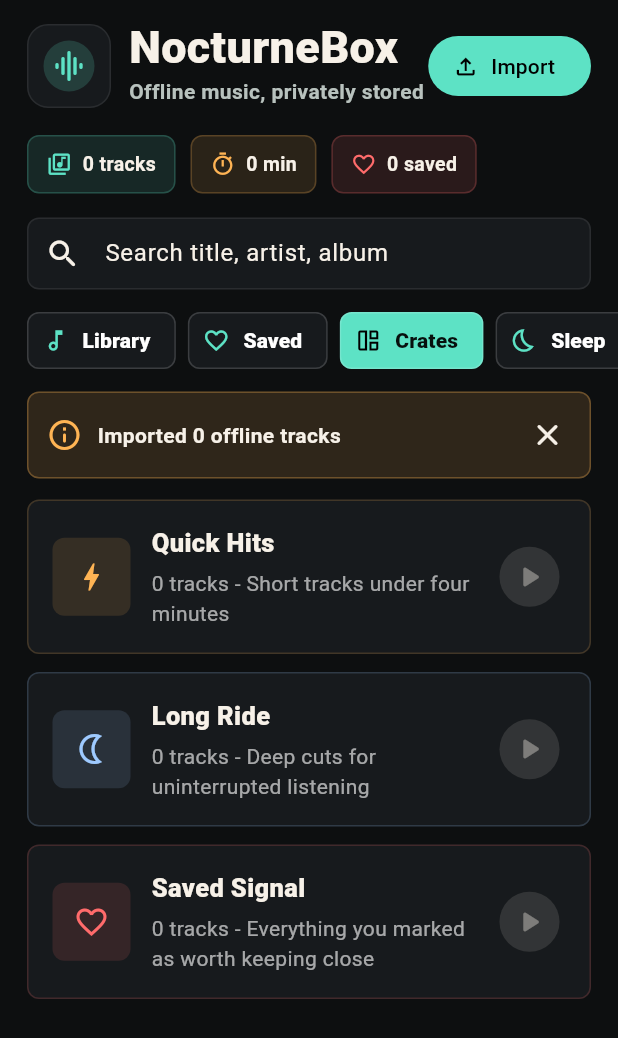
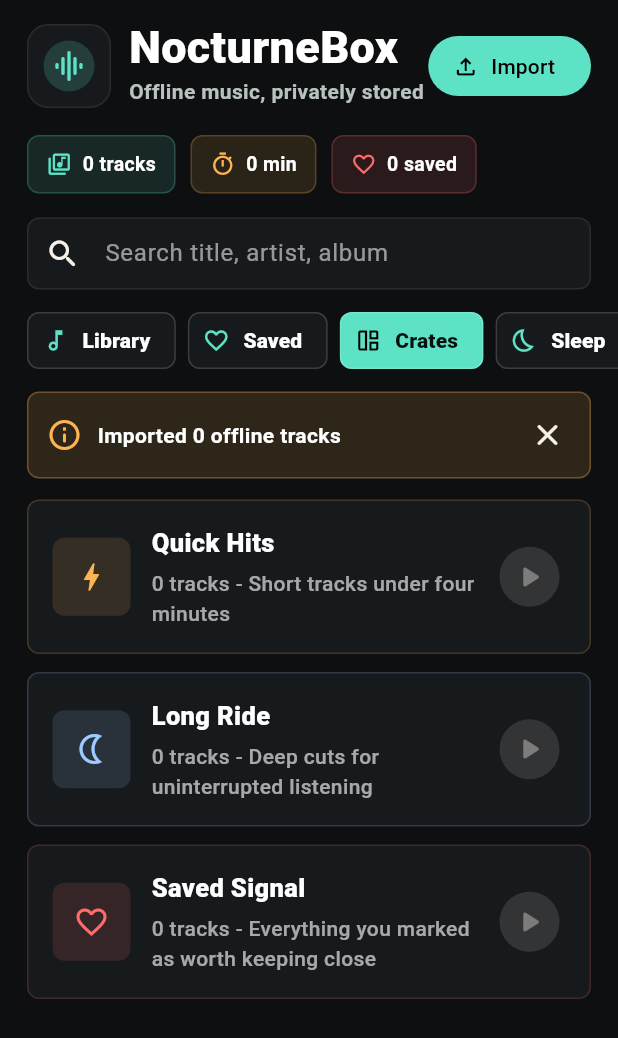
Before and after one commit to A1129434577/EchoVault, a Flutter app: the screen it shows after launch, after a tap on "Import", after a tap on "Crates", on a phone screen of 412 x 824 dp. Shown: the top 1038 px of the screen. Run offline on Flutter 3.47's test engine with Material 3 defaults, Android fonts, the phone set to English and light mode, and no system bars; our stand-ins replace file_picker, flutter_smart_dialog, get, just_audio, shared_preferences; missing offline and left inert: app_tracking_transparency; Roboto replaces fonts that are missing (SF Pro Display); statements that could not run were skipped.

Commit message:
引入getx

```diff
--- a/lib/main.dart
+++ b/lib/main.dart
@@ -7,8 +7,11 @@ import 'package:app_tracking_transparency/app_tracking_transparency.dart';
 import 'package:file_picker/file_picker.dart';
 import 'package:flutter/material.dart';
 import 'package:flutter/services.dart';
+import 'package:flutter_smart_dialog/flutter_smart_dialog.dart';
+import 'package:get/get.dart';
 import 'package:just_audio/just_audio.dart';
 import 'package:path_provider/path_provider.dart';
+// import 'package:player_base/observer/app_route_observer.dart';
 import 'package:shared_preferences/shared_preferences.dart';
 
 part 'src/app/echo_vault_app.dart';
--- a/lib/src/app/echo_vault_app.dart
+++ b/lib/src/app/echo_vault_app.dart
@@ -15,19 +15,68 @@ class EchoVaultApp extends StatelessWidget {
       onSurface: Color(0xFFF7F1E8),
     );
 
-    return MaterialApp(
+    return GetMaterialApp(
       title: 'NocturneBox',
       debugShowCheckedModeBanner: false,
       theme: ThemeData(
         useMaterial3: true,
         colorScheme: scheme,
-        scaffoldBackgroundColor: const Color(0xFF0D0F10),
+        scaffoldBackgroundColor: Colors.transparent,
         fontFamily: 'SF Pro Display',
+        splashColor: Colors.transparent, // 禁用水波纹效果
+        appBarTheme: AppBarTheme(
+          surfaceTintColor: Colors.transparent,
+          backgroundColor: Colors.transparent,
+          systemOverlayStyle: SystemUiOverlayStyle.dark,
+          titleTextStyle: TextStyle(
+            fontSize: 18,
+            color: Colors.black,
+            fontWeight: FontWeight.w500,
+          ),
+        ),
+        textTheme: TextTheme(
+          bodyMedium: TextStyle(
+            fontSize: 14,
+            color: Colors.black,
+            fontWeight: FontWeight.w500,
+          ),
+        ),
         sliderTheme: SliderThemeData(
           trackHeight: 3,
           thumbShape: const RoundSliderThumbShape(enabledThumbRadius: 6),
           overlayShape: SliderComponentShape.noOverlay,
         ),
+        bottomNavigationBarTheme: BottomNavigationBarThemeData(
+          backgroundColor: Colors.white,
+          unselectedItemColor: Color(0xff888888),
+          selectedItemColor: Colors.blueAccent,
+          unselectedLabelStyle: TextStyle(
+            fontSize: 10,
+            fontWeight: FontWeight.w400,
+          ),
+          selectedLabelStyle: TextStyle(
+            fontSize: 10,
+            fontWeight: FontWeight.w500,
+          ),
+        ),
+      ),
+      navigatorObservers: [FlutterSmartDialog.observer],
+      builder: FlutterSmartDialog.init(
+        builder: (context, child){
+          return Scaffold(
+            body: GestureDetector(
+              onTap: () {
+                // 点击空白处收起键盘
+                FocusScopeNode currentFocus = FocusScope.of(context);
+                if (!currentFocus.hasPrimaryFocus &&
+                    currentFocus.focusedChild != null) {
+                  FocusManager.instance.primaryFocus!.unfocus();
+                }
+              },
+              child: child,
+            ),
+          );
+        },
       ),
       home: EchoVaultHome(service: service),
     );
--- a/lib/src/features/home/echo_vault_home.dart
+++ b/lib/src/features/home/echo_vault_home.dart
@@ -269,6 +269,7 @@ class _EchoVaultHomeState extends State<EchoVaultHome> {
   @override
   Widget build(BuildContext context) {
     return Scaffold(
+      backgroundColor: const Color(0xFF0D0F10),
       body: SafeArea(
         child: Column(
           children: [
@@ -381,6 +382,7 @@ class _EchoVaultHomeState extends State<EchoVaultHome> {
                     overflow: TextOverflow.ellipsis,
                     textAlign: TextAlign.center,
                     style: const TextStyle(
+                      color: Colors.white,
                       fontSize: 28,
                       fontWeight: FontWeight.w800,
                     ),
--- a/lib/src/widgets/echo_vault_widgets.dart
+++ b/lib/src/widgets/echo_vault_widgets.dart
@@ -33,6 +33,7 @@ class _Header extends StatelessWidget {
                     Text(
                       'NocturneBox',
                       style: TextStyle(
+                        color: Colors.white,
                         fontSize: 30,
                         height: 1,
                         fontWeight: FontWeight.w900,
@@ -147,7 +148,11 @@ class _MetricPill extends StatelessWidget {
           const SizedBox(width: 7),
           Text(
             label,
-            style: const TextStyle(fontWeight: FontWeight.w700, fontSize: 13),
+            style: const TextStyle(
+              color: Colors.white,
+              fontWeight: FontWeight.w700,
+              fontSize: 13,
+            ),
           ),
         ],
       ),
@@ -164,8 +169,10 @@ class _SearchField extends StatelessWidget {
   Widget build(BuildContext context) {
     return TextField(
       controller: controller,
+      style: const TextStyle(color: Colors.white),
       decoration: InputDecoration(
         hintText: 'Search title, artist, album',
+        hintStyle: TextStyle(color: Colors.white.withValues(alpha: 0.55)),
         prefixIcon: const Icon(Icons.search_rounded),
         filled: true,
         fillColor: const Color(0xFF171A1D),
@@ -252,7 +259,10 @@ class _NoticeBanner extends StatelessWidget {
           Expanded(
             child: Text(
               text,
-              style: const TextStyle(fontWeight: FontWeight.w700),
+              style: const TextStyle(
+                color: Colors.white,
+                fontWeight: FontWeight.w700,
+              ),
             ),
           ),
           IconButton(
@@ -355,7 +365,11 @@ class _EmptyState extends StatelessWidget {
             Text(
               title,
               textAlign: TextAlign.center,
-              style: const TextStyle(fontSize: 24, fontWeight: FontWeight.w900),
+              style: const TextStyle(
+                color: Colors.white,
+                fontSize: 24,
+                fontWeight: FontWeight.w900,
+              ),
             ),
             const SizedBox(height: 8),
             Text(
@@ -436,6 +450,7 @@ class _TrackTile extends StatelessWidget {
                         maxLines: 1,
                         overflow: TextOverflow.ellipsis,
                         style: const TextStyle(
+                          color: Colors.white,
                           fontSize: 16,
                           fontWeight: FontWeight.w800,
                         ),
@@ -627,6 +642,7 @@ class _CrateTile extends StatelessWidget {
                 Text(
                   crate.title,
                   style: const TextStyle(
+                    color: Colors.white,
                     fontSize: 17,
                     fontWeight: FontWeight.w900,
                   ),
@@ -688,7 +704,11 @@ class _SleepView extends StatelessWidget {
                 const SizedBox(height: 18),
                 const Text(
                   'Sleep timer',
-                  style: TextStyle(fontSize: 26, fontWeight: FontWeight.w900),
+                  style: TextStyle(
+                    color: Colors.white,
+                    fontSize: 26,
+                    fontWeight: FontWeight.w900,
+                  ),
                 ),
                 const SizedBox(height: 8),
                 Text(
@@ -703,6 +723,7 @@ class _SleepView extends StatelessWidget {
                     Text(
                       '$minutes min',
                       style: const TextStyle(
+                        color: Colors.white,
                         fontSize: 28,
                         fontWeight: FontWeight.w900,
                       ),
@@ -793,7 +814,10 @@ class _NowPlayingBar extends StatelessWidget {
                             track!.title,
                             maxLines: 1,
                             overflow: TextOverflow.ellipsis,
-                            style: const TextStyle(fontWeight: FontWeight.w900),
+                            style: const TextStyle(
+                              color: Colors.white,
+                              fontWeight: FontWeight.w900,
+                            ),
                           ),
                           const SizedBox(height: 2),
                           Text(
@@ -849,8 +873,14 @@ class _ProgressScrubber extends StatelessWidget {
           Row(
             mainAxisAlignment: MainAxisAlignment.spaceBetween,
             children: [
-              Text(_formatDuration(position)),
-              Text(_formatDuration(duration)),
+              Text(
+                _formatDuration(position),
+                style: const TextStyle(color: Colors.white),
+              ),
+              Text(
+                _formatDuration(duration),
+                style: const TextStyle(color: Colors.white),
+              ),
             ],
           ),
       ],
```
Also changed, not shown: pubspec.yaml (+23 -0 lines), assets/bar_play.png, lib/generated/assets.dart (added), pubspec.lock, 10 other files.
